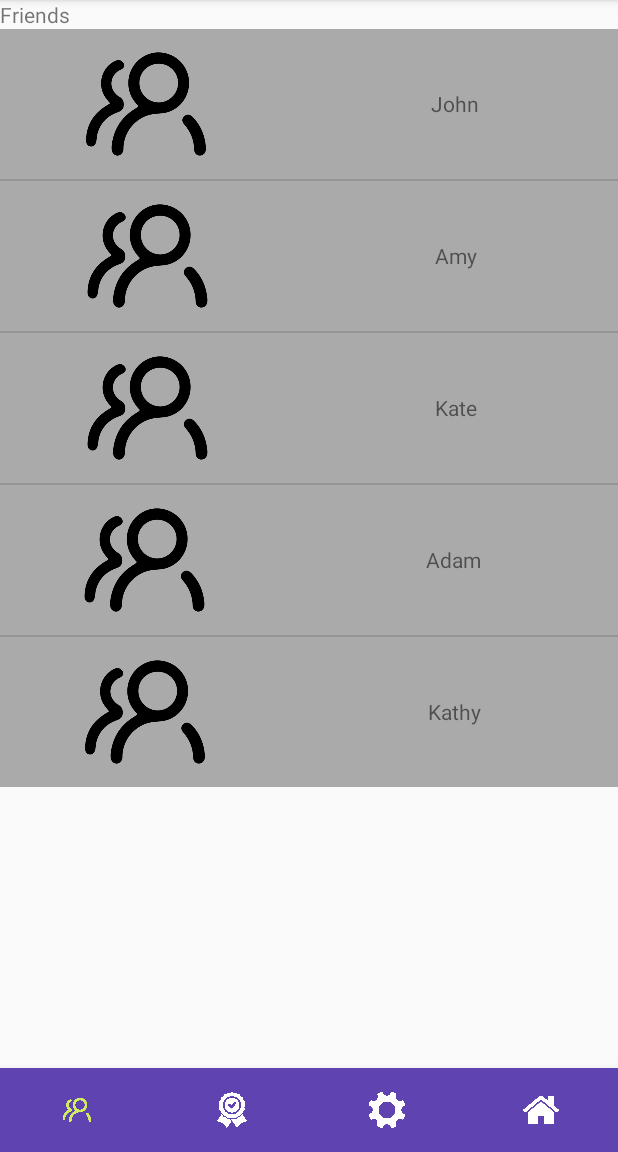
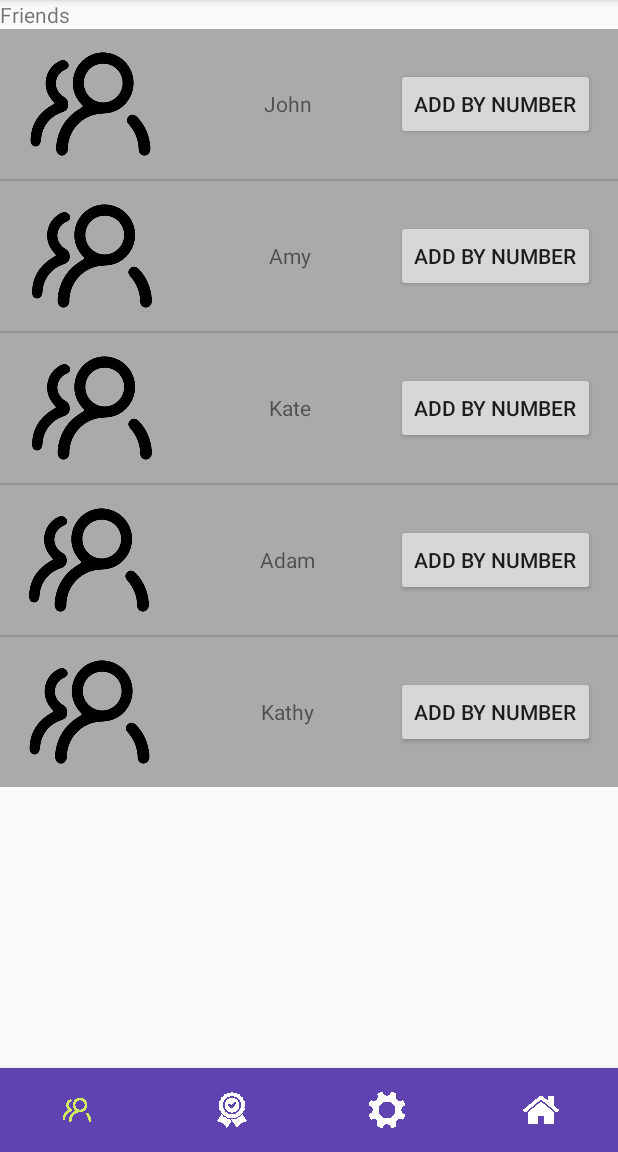
Before and after one commit to VOjha/Run-the-World, an Android app: the socialActivity screen opened directly, with no data from a screen before it, on a phone screen of 412 x 824 dp, the part 84-1236 px from its top. Run offline under Robolectric (Android 15) with nearby library versions, the phone set to English and light mode, and no system bars.

Commit message:
add by number

```diff
--- a/RuntheWorld/app/src/main/res/layout/row_layout.xml
+++ b/RuntheWorld/app/src/main/res/layout/row_layout.xml
@@ -26,5 +26,15 @@
             android:baselineAligned="false"
             android:gravity="center"
             android:text="TextView" />
+        <Button
+            android:id="@+id/number_btn"
+            android:layout_width="wrap_content"
+            android:layout_height="wrap_content"
+            android:layout_alignParentRight="true"
+            android:layout_centerVertical="true"
+            android:layout_marginRight="15dp"
+            android:text="Add by number" />
+
+
     </LinearLayout>
 </LinearLayout>
```
